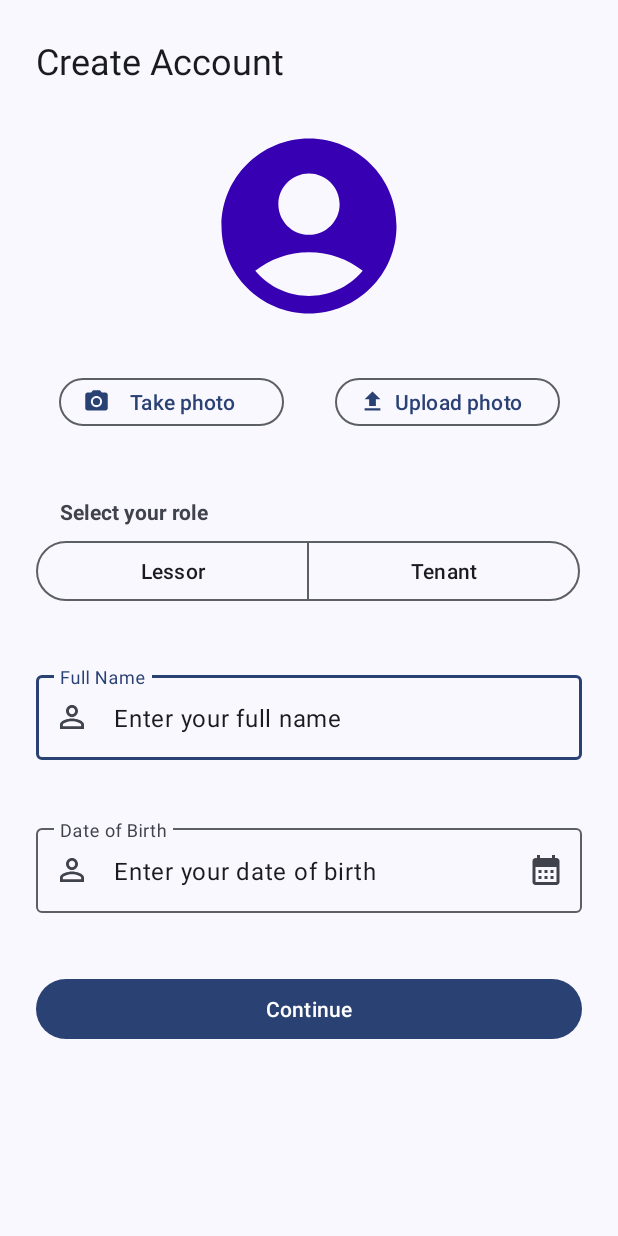
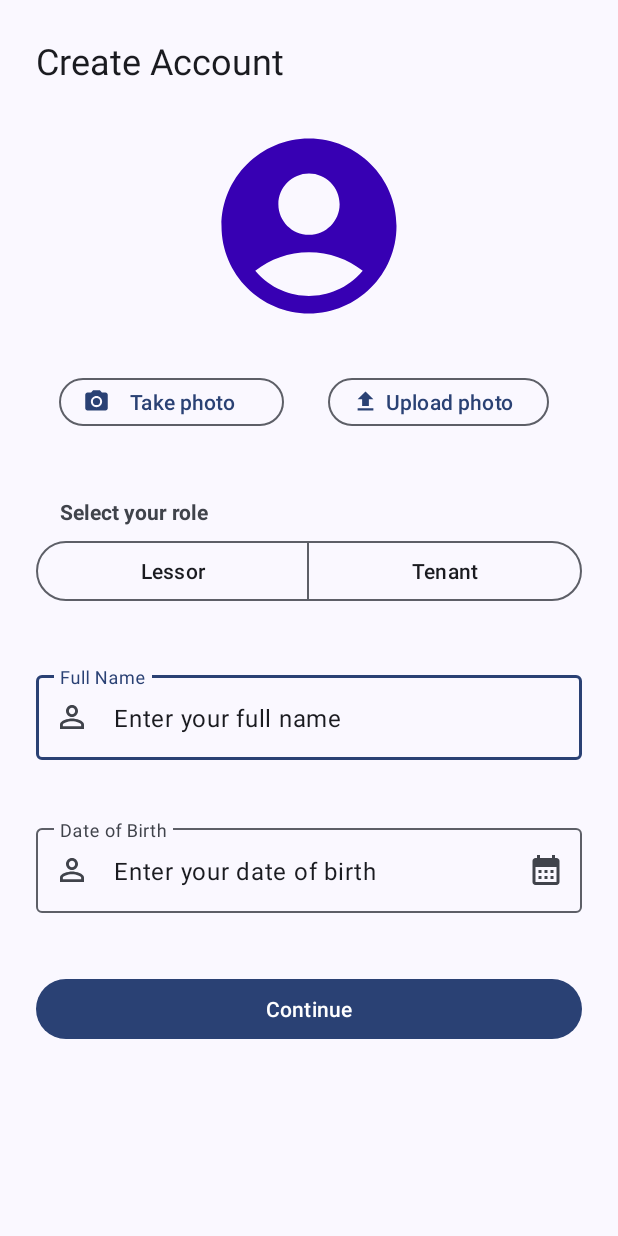
Before and after one commit to MichaelHo02/Dormie, an Android app: the SignUpFormActivity screen opened directly, with no data from a screen before it, on a phone screen of 412 x 824 dp. Run offline under Robolectric (Android 15) with nearby library versions, the phone set to English and light mode, and no system bars.

Commit message:
Design issue pls help

```diff
--- a/app/src/main/java/com/michael/dormie/activity/SignUpActivity.java
+++ b/app/src/main/java/com/michael/dormie/activity/SignUpActivity.java
@@ -4,6 +4,7 @@ import androidx.appcompat.app.AppCompatActivity;
 
 import android.content.Intent;
 import android.os.Bundle;
+import android.view.View;
 import android.widget.Button;
 import android.widget.TextView;
 
@@ -30,5 +31,11 @@ public class SignUpActivity extends AppCompatActivity {
         signUpButton = findViewById(R.id.signUpButton);
 
         signInButton.setOnClickListener(v -> finish()); // Return to sign in activity
+        signUpButton.setOnClickListener(this::signUpButtonOnClick);
+    }
+
+    private void signUpButtonOnClick(View view) {
+        Intent intent = new Intent(SignUpActivity.this, SignUpFormActivity.class);
+        startActivity(intent);
     }
 }
--- a/app/src/main/res/layout/activity_sign_up_form.xml
+++ b/app/src/main/res/layout/activity_sign_up_form.xml
@@ -47,15 +47,16 @@
                 android:layout_marginStart="39dp"
                 android:layout_marginTop="27dp"
                 android:text="Take photo"
-                app:icon="@drawable/ic_baseline_photo_camera_24"/>
+                app:icon="@drawable/ic_baseline_photo_camera_24" />
 
             <Button
                 android:id="@+id/uploadPhotoButton"
                 style="@style/Widget.Material3.Button.OutlinedButton.Icon"
-                android:layout_width="150dp"
+                android:layout_width="wrap_content"
                 android:layout_height="40dp"
+                android:layout_marginStart="29dp"
                 android:layout_marginTop="27dp"
-                android:layout_marginLeft="34dp"
+                android:layout_toEndOf="@+id/takePhotoButton"
                 android:text="Upload photo"
                 app:icon="@drawable/ic_baseline_upload_24" />
 
@@ -67,17 +68,22 @@
             android:layout_height="wrap_content"
             android:textStyle="bold"
             android:layout_alignParentLeft="true"
-            android:layout_marginLeft="40dp"
+            android:layout_marginStart="40dp"
             android:text="Select your role"
             android:layout_marginTop="43dp"
             android:gravity="top" />
 
         <com.google.android.material.button.MaterialButtonToggleGroup
             android:id="@+id/toggleButton"
-            android:layout_width="wrap_content"
+            android:layout_width="match_parent"
             android:layout_height="wrap_content"
             android:layout_marginStart="24dp"
-            android:layout_marginTop="6dp">
+            android:layout_marginEnd="24dp"
+            android:layout_marginTop="6dp"
+            app:singleSelection="true"
+            app:selectionRequired="true"
+            android:gravity="center">
+
             <Button
                 style="?attr/materialButtonOutlinedStyle"
                 android:id="@+id/lessor"
@@ -87,14 +93,14 @@
             <Button
                 style="?attr/materialButtonOutlinedStyle"
                 android:id="@+id/tenant"
-                android:layout_width="182dp"
+                android:layout_width="match_parent"
                 android:layout_height="wrap_content"
                 android:text="Tenant" />
         </com.google.android.material.button.MaterialButtonToggleGroup>
 
         <com.google.android.material.textfield.TextInputLayout
             android:id="@+id/fullName"
-            android:layout_width="364dp"
+            android:layout_width="match_parent"
             android:layout_height="wrap_content"
             android:layout_marginStart="24dp"
             android:layout_marginTop="40dp"
@@ -113,7 +119,7 @@
 
         <com.google.android.material.textfield.TextInputLayout
             android:id="@+id/dob"
-            android:layout_width="364dp"
+            android:layout_width="match_parent"
             android:layout_height="wrap_content"
             android:layout_marginStart="24dp"
             android:layout_marginTop="40dp"
```
